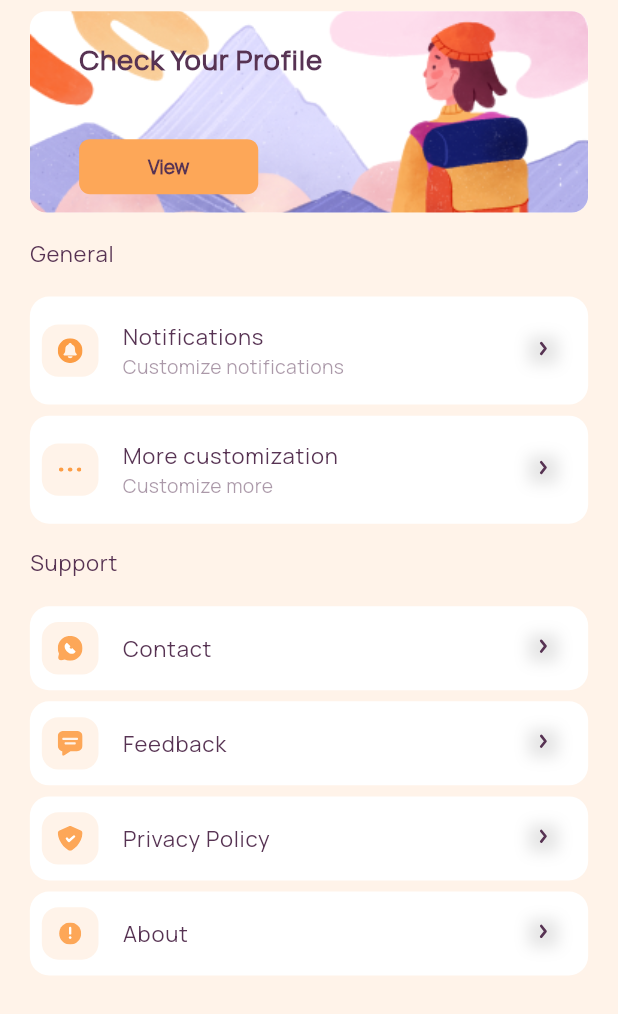
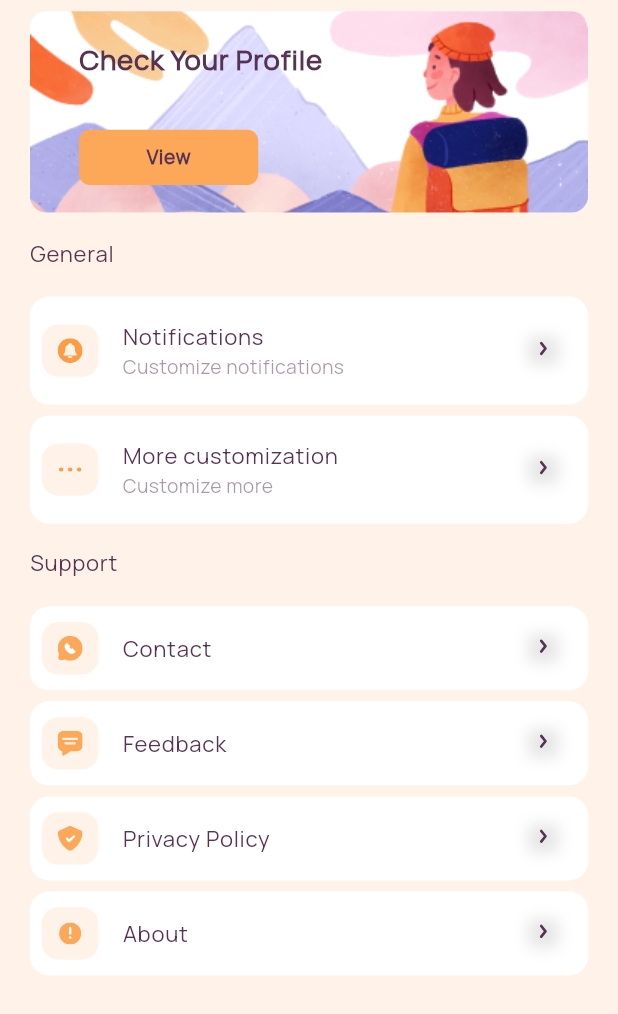
Before and after one commit to hamzafaisal-dev/FYP-Chips, a Flutter app: the SettingsScreen screen opened directly, on a phone screen of 412 x 824 dp. Shown: the top 1014 px of the screen. Run offline on Flutter 3.47's test engine with Material 3 defaults, Android fonts, the phone set to English and light mode, and no system bars; our stand-ins replace anim_search_bar, bloc, cloud_firestore, equatable, firebase_auth, firebase_core and 3 more; accounts and stored records are empty.

Commit message:
Settings Screen: Banner UI Issue Resolved.

```diff
--- a/development/lib/presentation/screens/settings_screen.dart
+++ b/development/lib/presentation/screens/settings_screen.dart
@@ -63,6 +63,7 @@ class _SettingsScreenState extends State<SettingsScreen> {
                   left: 33.0.w,
                   child: SizedBox(
                     width: 234.w,
+                    height: 106.h,
                     child: Column(
                       crossAxisAlignment: CrossAxisAlignment.start,
                       children: [
@@ -76,7 +77,7 @@ class _SettingsScreenState extends State<SettingsScreen> {
                                   ),
                         ),
 
-                        SizedBox(height: 4.h),
+                        // SizedBox(height: 4.h),
 
                         // email
                         Text(
@@ -90,7 +91,7 @@ class _SettingsScreenState extends State<SettingsScreen> {
                                   ),
                         ),
 
-                        SizedBox(height: 22.h),
+                        const Spacer(),
 
                         // view button
                         SizedBox(
@@ -104,11 +105,7 @@ class _SettingsScreenState extends State<SettingsScreen> {
                             ),
                             child: Text(
                               'View',
-                              style: TextStyle(
-                                fontFamily: 'Manrope',
-                                fontWeight: FontWeight.w700,
-                                fontSize: 14.sp,
-                              ),
+                              style: Theme.of(context).textTheme.labelMedium,
                             ),
                           ),
                         ),
```
